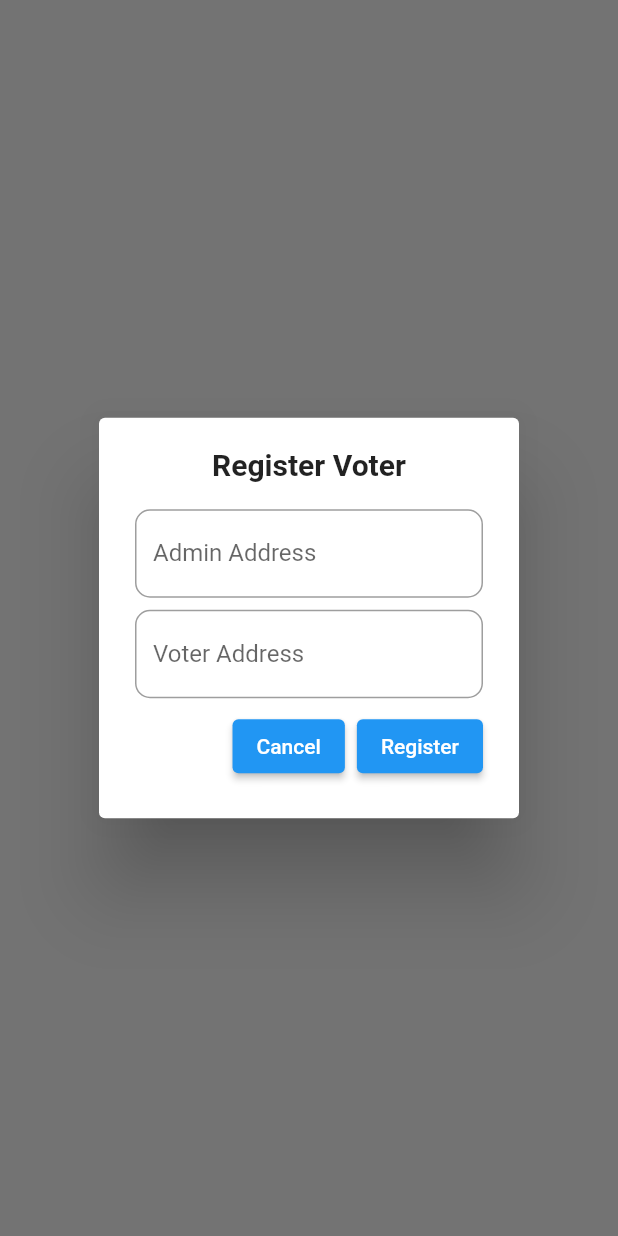
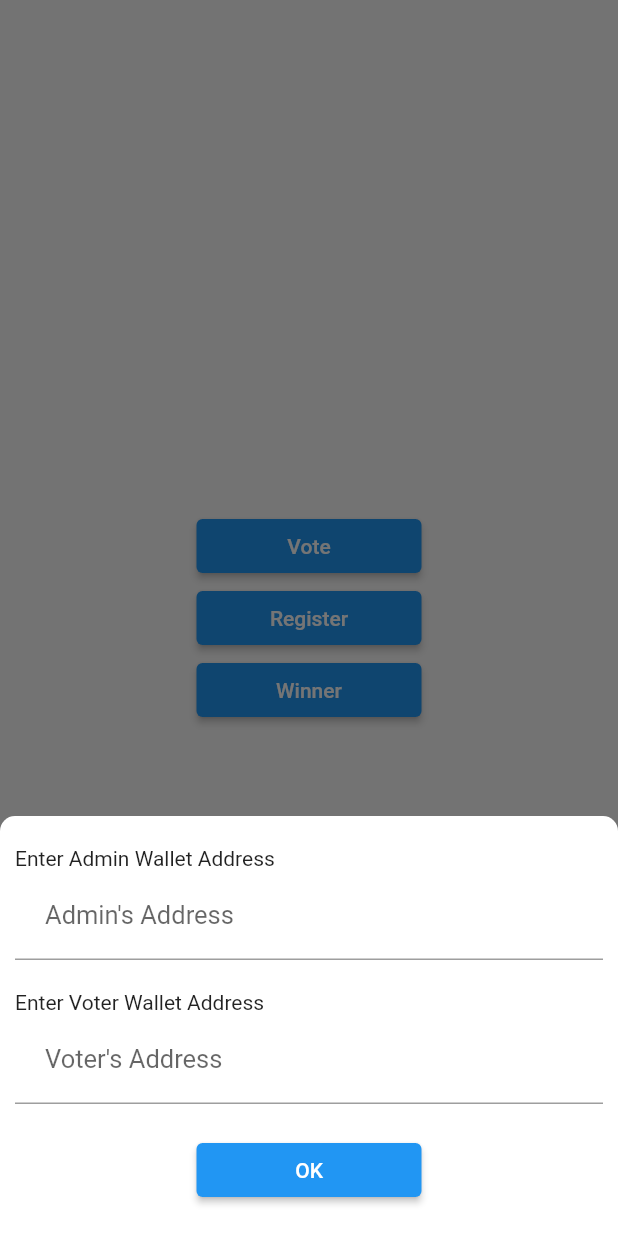
Before and after one commit to nihara96/flutter_voting_app, a Flutter app: the screen it shows after launch, after a tap on "Register", on a phone screen of 412 x 824 dp. Run offline on Flutter 3.47's test engine with Material 2 defaults, Android fonts, the phone set to English and light mode, and no system bars; our stand-ins replace fluttertoast; missing offline and left inert: web3dart; statements that could not run were skipped; project files that could hold a hidden picture were left out.

Commit message:
Added Model Bottom Sheet

```diff
--- a/lib/login_screen.dart
+++ b/lib/login_screen.dart
@@ -22,15 +22,13 @@ class LoginScreen extends StatelessWidget {
               crossAxisAlignment: CrossAxisAlignment.stretch,
               children: [
                 ElevatedButton(
-                onPressed: (){
-
+                  onPressed: () {
                     handleVote(context);
-
                   },
                   child: const Text('Vote'),
                 ),
                 ElevatedButton(
-                  onPressed: (){
+                  onPressed: () {
                     registerVoter(context);
                   },
                   child: const Text('Register'),
@@ -38,8 +36,11 @@ class LoginScreen extends StatelessWidget {
                 ElevatedButton(
                   onPressed: () async {
                     String winner = await contractData.getWinner();
-                    Candidate candidate = Provider.of<ContractData>(context,listen: false).getCandidate(int.parse(winner));
-                    showWinner(context,
+                    Candidate candidate =
+                        Provider.of<ContractData>(context, listen: false)
+                            .getCandidate(int.parse(winner));
+                    showWinner(
+                      context,
                       candidate.name,
                       candidate.imageUrl,
                     );
@@ -54,27 +55,31 @@ class LoginScreen extends StatelessWidget {
     );
   }
 
-  void showWinner(context,winner,image) {
-
+  void showWinner(context, winner, image) {
     showDialog(
       context: context,
-        builder: (_)
-        {
+      builder: (_) {
         return AlertDialog(
           content: Column(
             mainAxisSize: MainAxisSize.min,
             children: [
-                Text('Winner Is $winner',
-                style: const TextStyle(fontWeight: FontWeight.bold,fontSize: 25.0),
+              Text(
+                'Winner Is $winner',
+                style: const TextStyle(
+                    fontWeight: FontWeight.bold, fontSize: 25.0),
               ),
-                 const SizedBox(height: 20.0,),
+              const SizedBox(
+                height: 20.0,
+              ),
               CircleAvatar(
                 maxRadius: 60.0,
                 backgroundImage: NetworkImage(image),
               ),
-                const SizedBox(height: 20.0,),
+              const SizedBox(
+                height: 20.0,
+              ),
               ElevatedButton(
-                    onPressed: (){
+                onPressed: () {
                   Navigator.pop(context);
                 },
                 child: const Text('Cancel'),
@@ -87,157 +92,193 @@ class LoginScreen extends StatelessWidget {
   }
 
   void handleVote(context) {
-
     // var contractLink = Provider.of<ContractData>(context,listen: false);
     TextEditingController voterAddress = TextEditingController();
+    final _formKey = GlobalKey<FormState>();
 
-    showDialog(context: context,
-        builder: (_)
-        {
-          return AlertDialog(
-            content: Column(
-              mainAxisSize: MainAxisSize.min,
+    showModalBottomSheet(
+        isScrollControlled: true,
+        context: context,
+        builder: (BuildContext context) {
+          return SingleChildScrollView(
+            child: Padding(
+              padding: EdgeInsets.only(
+                  bottom: MediaQuery.of(context).viewInsets.bottom),
+              child: Container(
+                color: const Color(0xFF737373),
+                child: Container(
+                  decoration: const BoxDecoration(
+                      color: Colors.white,
+                      borderRadius: BorderRadius.only(
+                          topLeft: Radius.circular(10.0),
+                          topRight: Radius.circular(10.0))),
+                  child: Padding(
+                    padding: const EdgeInsets.symmetric(
+                        vertical: 20.0, horizontal: 10.0),
+                    child: Form(
+                      key: _formKey,
+                      child: Column(
+                        crossAxisAlignment: CrossAxisAlignment.start,
                         children: [
-                const Text('Voting',style: TextStyle(fontSize: 20.0,fontWeight: FontWeight.bold),),
-                Padding(padding: const EdgeInsets.only(top: 10,bottom: 8.0),
-                child: TextField(
+                          const Text('Enter Wallet Address'),
+                          TextFormField(
+                            decoration: const InputDecoration(
+                              hintStyle: TextStyle(fontSize: 17),
+                              hintText: 'Address',
+                              contentPadding: EdgeInsets.all(20),
+                            ),
                             controller: voterAddress,
-                  decoration: InputDecoration(
-                    border: OutlineInputBorder(
-                      borderRadius: BorderRadius.circular(10),
                           ),
-                    labelText: "Voter Address",
-                    hintText: "Enter Address"
+                          const SizedBox(
+                            height: 20.0,
                           ),
-                ),
-                ),
-                Row(
-                  crossAxisAlignment: CrossAxisAlignment.end,
-                  mainAxisAlignment: MainAxisAlignment.end,
-                  children: [
-                    ElevatedButton(
-                        onPressed: () async{
+                          Center(
+                            child: SizedBox(
+                              width: 150.0,
+                              child: ElevatedButton(
+                                child: const Text("OK"),
+                                onPressed: () async {
+                                  var contractLink = Provider.of<ContractData>(
+                                      context,
+                                      listen: false);
 
-                          var contractLink = Provider.of<ContractData>(context, listen: false);
-
-                          try{
-                            await contractLink.checkVoted(voterAddress.text);
+                                  try {
+                                    await contractLink
+                                        .checkVoted(voterAddress.text);
                                     Navigator.pop(context);
-                            Navigator.push(context,
-                                MaterialPageRoute(builder:(context)=> VoteScreen(address: voterAddress.text,)),
+                                    Navigator.push(
+                                      context,
+                                      MaterialPageRoute(
+                                          builder: (context) => VoteScreen(
+                                                address: voterAddress.text,
+                                              )),
                                     );
-                          }catch(e){
+                                  } catch (e) {
                                     Navigator.pop(context);
 
-                            RegExp voted = RegExp( "\\b" + "Already voted" + "\\b", caseSensitive: false);
-                            RegExp noRights = RegExp( "\\b" + "Has no right to vote" + "\\b", caseSensitive: false);
+                                    RegExp voted = RegExp(
+                                        "\\b" + "Already voted" + "\\b",
+                                        caseSensitive: false);
+                                    RegExp noRights = RegExp(
+                                        "\\b" + "Has no right to vote" + "\\b",
+                                        caseSensitive: false);
 
-                            if(voted.hasMatch(e.toString()))
-                            {
+                                    if (voted.hasMatch(e.toString())) {
                                       Fluttertoast.showToast(
                                         msg: "You are already voted",
                                       );
-                            }else if(noRights.hasMatch(e.toString())){
+                                    } else if (noRights
+                                        .hasMatch(e.toString())) {
                                       Fluttertoast.showToast(
                                         msg: "Has no right to vote",
                                       );
-                            }
-                            else{
+                                    } else {
                                       Fluttertoast.showToast(
                                         msg: "You cant vote this time",
                                       );
                                     }
-
                                   }
-
                                 },
-                        child: const Text('Ok'),
-                    )
-                  ],
+                              ),
+                            ),
                           ),
                         ],
                       ),
+                    ),
+                  ),
+                ),
+              ),
+            ),
           );
-        }
-    );
-
+        });
   }
 
   void registerVoter(context) {
     var contractLink = Provider.of<ContractData>(context, listen: false);
     TextEditingController voterAddress = TextEditingController();
     TextEditingController adminAddress = TextEditingController();
-    showDialog(
+    final _formKey = GlobalKey<FormState>();
+
+    showModalBottomSheet(
+        isScrollControlled: true,
         context: context,
-        builder: (_) {
-          return AlertDialog(
-            content: Column(
-              mainAxisSize: MainAxisSize.min,
+        builder: (BuildContext context) {
+          return SingleChildScrollView(
+            child: Padding(
+              padding: EdgeInsets.only(
+                  bottom: MediaQuery.of(context).viewInsets.bottom),
+              child: Container(
+                color: const Color(0xFF737373),
+                child: Container(
+                  decoration: const BoxDecoration(
+                      color: Colors.white,
+                      borderRadius: BorderRadius.only(
+                          topLeft: Radius.circular(10.0),
+                          topRight: Radius.circular(10.0))),
+                  child: Padding(
+                    padding: const EdgeInsets.symmetric(
+                        vertical: 20.0, horizontal: 10.0),
+                    child: Form(
+                      key: _formKey,
+                      child: Column(
+                        crossAxisAlignment: CrossAxisAlignment.start,
                         children: [
-               const Text(
-                  "Register Voter",
-                  style: TextStyle(fontWeight: FontWeight.bold, fontSize: 20),
+                          const Text('Enter Admin Wallet Address'),
+                          TextFormField(
+                            decoration: const InputDecoration(
+                              hintStyle: TextStyle(fontSize: 17),
+                              hintText: 'Admin\'s Address',
+                              contentPadding: EdgeInsets.all(20),
                             ),
-                Padding(
-                  padding:const EdgeInsets.only(top: 18.0, bottom: 8.0),
-                  child: TextField(
                             controller: adminAddress,
-                    decoration: InputDecoration(
-                        border: OutlineInputBorder(
-                            borderRadius: BorderRadius.circular(10)),
-                        labelText: "Admin Address",
-                        hintText: "Enter Admin Address..."),
                           ),
+                          const SizedBox(
+                            height: 20.0,
                           ),
-                Padding(
-                  padding:const EdgeInsets.only(bottom: 8.0),
-                  child: TextField(
+                          const Text('Enter Voter Wallet Address'),
+                          TextFormField(
+                            decoration: const InputDecoration(
+                              hintStyle: TextStyle(fontSize: 17),
+                              hintText: 'Voter\'s Address',
+                              contentPadding: EdgeInsets.all(20),
+                            ),
                             controller: voterAddress,
-                    decoration: InputDecoration(
-                        border: OutlineInputBorder(
-                            borderRadius: BorderRadius.circular(10)),
-                        labelText: "Voter Address",
-                        hintText: "Enter Voter Address..."),
                           ),
+                          const SizedBox(
+                            height: 20.0,
                           ),
-                Row(
-                  crossAxisAlignment: CrossAxisAlignment.end,
-                  mainAxisAlignment: MainAxisAlignment.end,
-                  children: [
-                    ElevatedButton(
-                        onPressed: () {
-                          Navigator.pop(context);
-                        },
-                        child:const Text("Cancel")),
-                    Padding(
-                      padding:const EdgeInsets.only(left: 8.0),
+                          Center(
+                            child: SizedBox(
+                              width: 150.0,
                               child: ElevatedButton(
-                          onPressed: () {
-
-                            try{
+                                child: const Text("OK"),
+                                onPressed: () async {
+                                  try {
                                     contractLink.registerVoter(
                                         voterAddress.text, adminAddress.text);
                                     Fluttertoast.showToast(
-                                msg: "Voter ${voterAddress.text.substring(0, 5)}XXX Registered.",
+                                      msg:
+                                          "Voter ${voterAddress.text.substring(0, 5)}XXX Registered.",
                                     );
-
-                            }catch(e){
+                                  } catch (e) {
                                     Fluttertoast.showToast(
-                                msg:'Registration Error !',
+                                      msg: 'Registration Error !',
                                     );
                                   }
 
-
                                   Navigator.pop(context);
                                 },
-                          child:const Text("Register")),
-                    )
+                              ),
+                            ),
+                          ),
                         ],
-                )
-              ],
+                      ),
+                    ),
+                  ),
+                ),
+              ),
             ),
           );
         });
   }
-
 }
```
Lines whose indentation alone changed are shown as unchanged.
